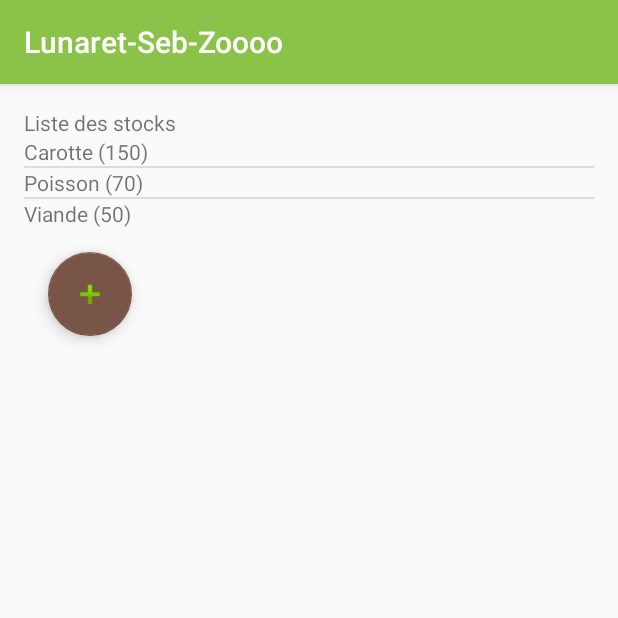
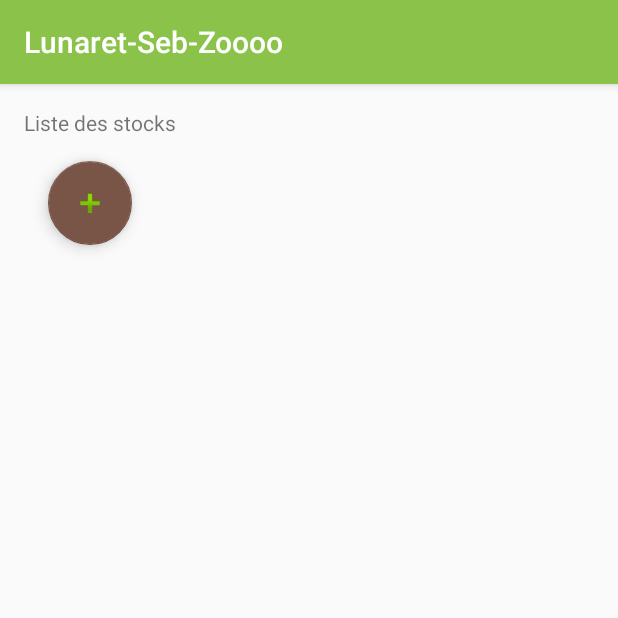
Before and after one commit to ZooDevTeam2/AndroidZooTeam2, an Android app: the ListStockActivity screen opened directly, with no data from a screen before it, on a phone screen of 412 x 824 dp, the top half of it. Run offline under Robolectric (Android 15) with nearby library versions, the light colour scheme and no system bars; 2 statements that could not run were skipped.

Commit message:
ADD StockCRUD.java
ListStockActivity not compil

```diff
--- a/app/src/main/java/com/lunaret_seb/hb/lunaret_seb_zoo/stock/ListStockActivity.java
+++ b/app/src/main/java/com/lunaret_seb/hb/lunaret_seb_zoo/stock/ListStockActivity.java
@@ -15,19 +15,10 @@ import android.widget.TextView;
 import android.widget.Toast;
 
 import com.lunaret_seb.hb.lunaret_seb_zoo.R;
-import java.util.ArrayList;
-import java.util.List;
 
 public class ListStockActivity extends AppCompatActivity {
 
     public final static int REQ_CODE_CHILD = 1;
-
-    Stock stock1 = new Stock("Carotte", 150, 500);
-    Stock stock2 = new Stock("Poisson", 70, 350);
-    Stock stock3 = new Stock("Viande", 50, 400);
-
-    List<Stock> listStock = new ArrayList<>();
-
 
 
     @Override
@@ -37,6 +28,7 @@ public class ListStockActivity extends AppCompatActivity {
         //Display of the text introduction of the activity
         final TextView textList = (TextView) findViewById(R.id.text_list_app);
         textList.setText("Liste des stocks");
+
 
         Intent intent = new Intent(this, ListStockIntentService.class);
         startService(intent);
@@ -55,9 +47,6 @@ public class ListStockActivity extends AppCompatActivity {
 
 
         //Hard creation of the list of referenced stock
-        listStock.add(stock1);
-        listStock.add(stock2);
-        listStock.add(stock3);
 
         //Initialization of the adapter
         ArrayAdapter<Stock> adapter = new ArrayAdapter<Stock>(this,
```
Also changed, not shown: app/src/main/java/com/lunaret_seb/hb/lunaret_seb_zoo/stock/Stock.java (+13 -1 lines), app/src/main/java/com/lunaret_seb/hb/lunaret_seb_zoo/stock/StockCRUD.java (added, +51 -0 lines).
